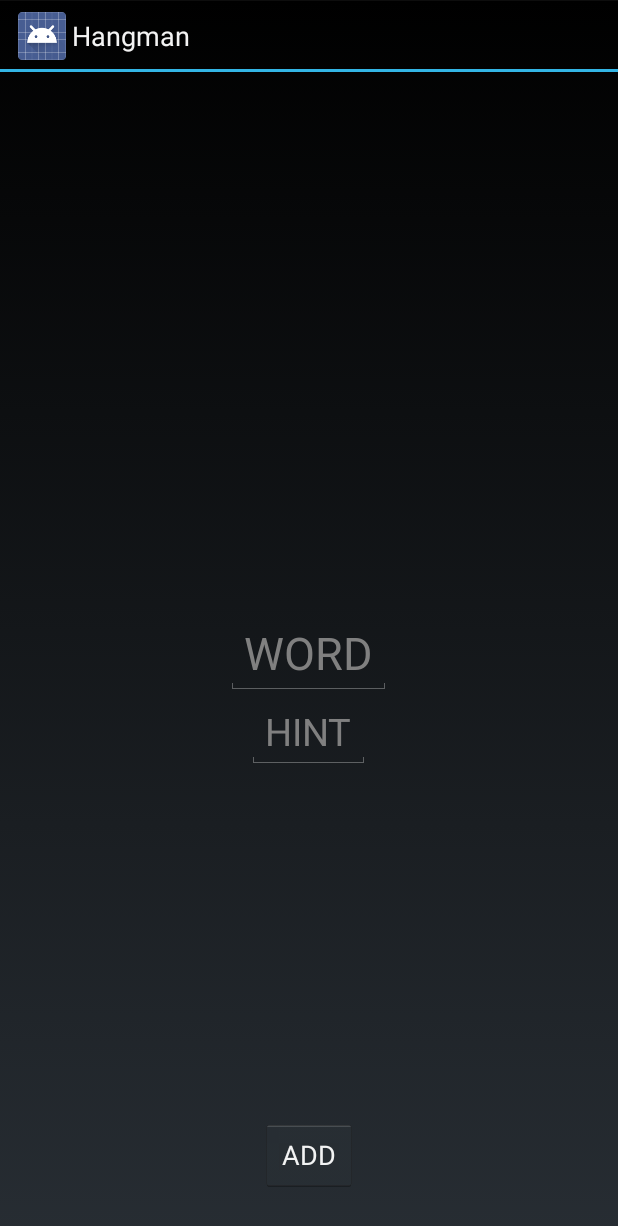
After one commit to ZaffranLe/btl-android, an Android app: the layout activity_add_question.xml on its own in the app's theme, with its tools: preview values and no code run, on a phone screen of 412 x 824 dp. The commit adds this screen. Shown: the top 1226 px of the screen. Run offline under Robolectric (Android 15) with nearby library versions, the phone set to English and light mode, and no system bars.

Commit message:
22052020Tung

```diff
--- /dev/null
+++ b/app/src/main/res/layout/activity_add_question.xml
@@ -0,0 +1,36 @@
+<?xml version="1.0" encoding="utf-8"?>
+<RelativeLayout xmlns:android="http://schemas.android.com/apk/res/android"
+    xmlns:app="http://schemas.android.com/apk/res-auto"
+    xmlns:tools="http://schemas.android.com/tools"
+    android:layout_width="match_parent"
+    android:layout_height="match_parent"
+    tools:context="com.example.hang_man.AddQuestionActivity">
+
+    <EditText
+        android:id="@+id/aqa_word"
+        android:layout_width="wrap_content"
+        android:layout_height="wrap_content"
+        android:hint="WORD"
+        android:textSize="30dp"
+        android:layout_centerVertical="true"
+        android:layout_centerHorizontal="true"/>
+
+    <EditText
+        android:id="@+id/aqa_hint"
+        android:layout_width="wrap_content"
+        android:layout_height="wrap_content"
+        android:hint="HINT"
+        android:textSize="25dp"
+        android:layout_below="@+id/aqa_word"
+        android:layout_centerHorizontal="true"/>
+
+    <Button
+        android:id="@+id/aqa_addBtn"
+        android:layout_width="wrap_content"
+        android:layout_height="wrap_content"
+        android:text="ADD"
+        android:layout_centerHorizontal="true"
+        android:layout_alignParentBottom="true"
+        android:layout_marginBottom="30dp"/>
+
+</RelativeLayout>
```
Also changed, not shown: app/src/main/AndroidManifest.xml (+29 -12 lines), app/src/main/java/com/example/hang_man/AddQuestionActivity.java (added, +36 -0 lines), app/src/main/java/com/example/hang_man/DBHelper.java (added, +83 -0 lines), app/src/main/java/com/example/hang_man/MainActivity.java (+8 -1 lines), app/src/main/java/com/example/hang_man/QuestionActivity.java (added, +67 -0 lines), app/src/main/java/com/example/hang_man/QuestionEditActivity.java (added, +16 -0 lines), app/src/main/java/com/example/hang_man/QuestionManageCursorAdapter.java (added, +27 -0 lines), app/src/main/res/layout/activity_main.xml (+9 -0 lines), app/src/main/res/layout/activity_question.xml (added, +45 -0 lines), app/src/main/res/layout/activity_question_edit.xml (added, +33 -0 lines), app/src/main/res/values/strings.xml (indentation only).
